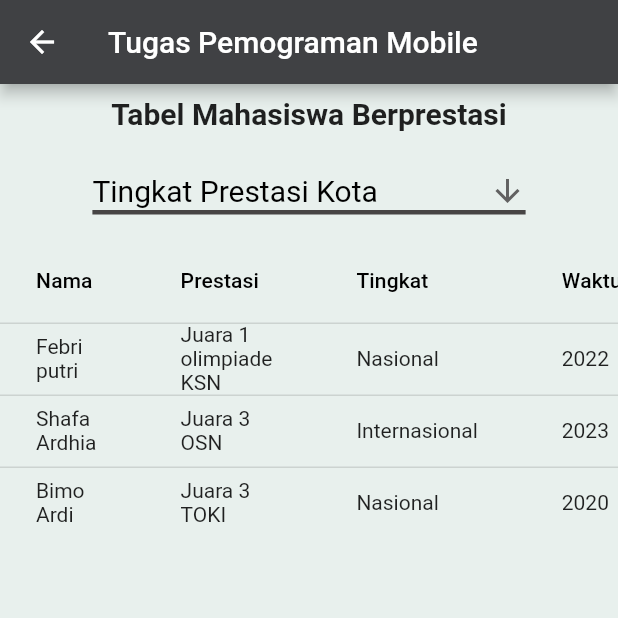
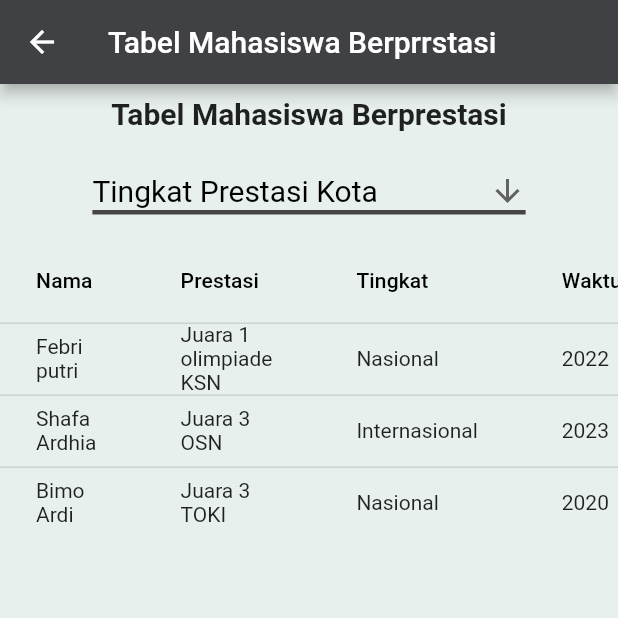
Before and after one commit to AkanTahu/simapres, a Flutter app: the DaftarPrestasi screen opened directly, on a phone screen of 412 x 824 dp, the top half of it. Run offline on Flutter 3.47's test engine with Material 2 defaults, Android fonts, the phone set to English and light mode, and no system bars; our stand-ins replace dropdown_button2, image_picker; missing offline and left inert: pretty_animated_buttons; Roboto replaces fonts that are missing (proximanova); project files that could hold a hidden picture were left out.

Commit message:
ganti nama tabel

```diff
--- a/lib/daftarprestasi.dart
+++ b/lib/daftarprestasi.dart
@@ -20,7 +20,7 @@ class _DaftarPrestasiState extends State<DaftarPrestasi> {
       backgroundColor: Color.fromARGB(255, 232, 240, 237),
       appBar: AppBar(
         backgroundColor: Color.fromARGB(255, 64, 65, 68),
-        title: Text('Tugas Pemograman Mobile'),
+        title: Text('Tabel Mahasiswa Berprrstasi'),
       ),
       body: Column(
         children: [
```
